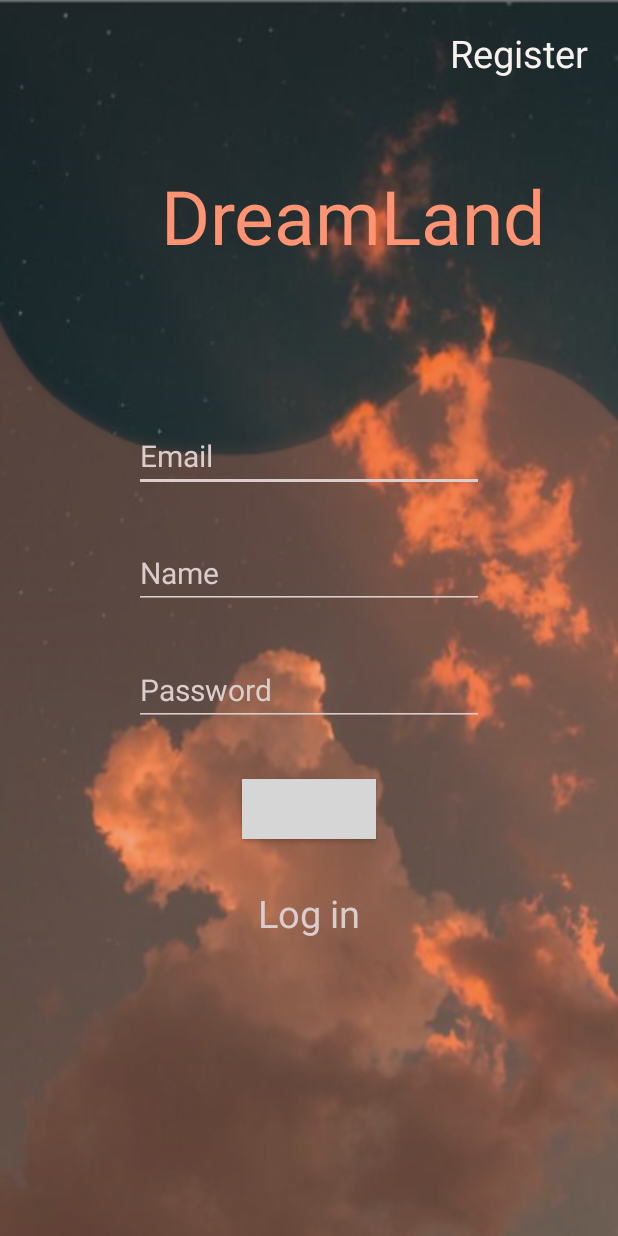
After one commit to Camille7777/Mobile-Application-Final-Project, an Android app: the layout register_page.xml on its own in the app's theme, with its tools: preview values and no code run, on a phone screen of 412 x 824 dp. The commit adds this screen. Run offline under Robolectric (Android 15) with nearby library versions, the phone set to English and light mode, and no system bars; grey boxes are pictures that could not be loaded.

Commit message:
login_register

```diff
--- /dev/null
+++ b/MobileFinalApplication/app/src/main/res/font/delius.xml
@@ -0,0 +1,4 @@
+<?xml version="1.0" encoding="utf-8"?>
+<font-family xmlns:android="http://schemas.android.com/apk/res/android">
+
+</font-family>
--- /dev/null
+++ b/MobileFinalApplication/app/src/main/res/layout/register_page.xml
@@ -0,0 +1,137 @@
+<?xml version="1.0" encoding="utf-8"?>
+<RelativeLayout xmlns:android="http://schemas.android.com/apk/res/android"
+    xmlns:app="http://schemas.android.com/apk/res-auto"
+    xmlns:tools="http://schemas.android.com/tools"
+    android:layout_width="match_parent"
+    android:layout_height="match_parent"
+    android:background="@drawable/loginbackground"
+    android:theme="@style/AppTheme"
+    tools:context=".MainActivity">
+
+    <TextView
+        android:id="@+id/RegisterPageTitle_m"
+        android:layout_width="271dp"
+        android:layout_height="59dp"
+        android:layout_marginStart="100dp"
+        android:layout_marginTop="110dp"
+        android:layout_marginEnd="36dp"
+        android:layout_marginBottom="169dp"
+        android:text="@string/dreamland"
+        android:textAlignment="center"
+        android:textColor="#FF9372"
+        android:textSize="50sp"
+        app:layout_constraintBottom_toTopOf="@+id/loginInputName_m"
+        app:layout_constraintEnd_toEndOf="parent"
+        app:layout_constraintHorizontal_bias="0.0"
+        app:layout_constraintStart_toStartOf="parent"
+        app:layout_constraintTop_toTopOf="parent" />
+
+    <TextView
+        android:id="@+id/RegisterTextUp_m"
+        android:layout_width="142dp"
+        android:layout_height="wrap_content"
+        android:layout_marginStart="300dp"
+        android:layout_marginTop="18dp"
+        android:layout_marginEnd="16dp"
+        android:layout_marginBottom="56dp"
+        android:fontFamily="@font/delius"
+        android:text="@string/register"
+        android:textColor="#F7F2F0"
+        android:textSize="25sp"
+        app:layout_constraintBottom_toTopOf="@+id/LoginPageTitle_m"
+        app:layout_constraintEnd_toEndOf="parent"
+        app:layout_constraintHorizontal_bias="0.0"
+        app:layout_constraintStart_toStartOf="parent"
+        app:layout_constraintTop_toTopOf="parent" />
+
+
+    <EditText
+        android:id="@+id/registerInputEmail_m"
+        style="@style/Widget.AppCompat.EditText"
+        android:layout_width="wrap_content"
+        android:layout_height="wrap_content"
+        android:layout_centerHorizontal="true"
+        android:layout_marginTop="280dp"
+        android:autofillHints=""
+        android:ems="10"
+        android:focusable="true"
+        android:focusableInTouchMode="true"
+        android:fontFamily="@font/delius"
+        android:hint="@string/email"
+        android:inputType="text"
+        android:singleLine="false"
+        android:textColor="#DCCDCD"
+        android:textColorHint="#DCCDCD"
+        android:textSize="20sp"
+        android:theme="@style/LoginEditText" />
+
+    <EditText
+        android:id="@+id/registerInputName_m"
+        style="@style/Widget.AppCompat.EditText"
+        android:layout_width="wrap_content"
+        android:layout_height="wrap_content"
+        android:layout_centerVertical="true"
+        android:layout_centerInParent="true"
+        android:layout_marginTop="30dp"
+        android:layout_below="@id/registerInputEmail_m"
+        android:autofillHints=""
+        android:ems="10"
+        android:focusable="true"
+        android:focusableInTouchMode="true"
+        android:fontFamily="@font/delius"
+        android:hint="@string/name"
+        android:inputType="text"
+        android:singleLine="false"
+        android:textColor="#DCCDCD"
+        android:textColorHint="#DCCDCD"
+        android:textSize="20sp"
+        android:theme="@style/LoginEditText" />
+
+    <EditText
+        android:id="@+id/loginInputPw_m"
+        android:layout_width="wrap_content"
+        android:layout_height="wrap_content"
+        android:layout_below="@id/registerInputName_m"
+        android:layout_marginTop="30dp"
+        android:layout_centerInParent="true"
+        android:autofillHints=""
+        android:ems="10"
+        android:fontFamily="@font/delius"
+        android:hint="@string/passord"
+        android:inputType="numberPassword"
+        android:textColor="#DCCDCD"
+        android:textColorHint="#DCCDCD"
+        android:textSize="20sp"
+        android:theme="@style/LoginEditText"
+        />
+
+    <Button
+        android:id="@+id/button"
+        android:layout_width="89dp"
+        android:layout_height="40dp"
+        android:layout_below="@id/loginInputPw_m"
+        android:layout_marginTop="35dp"
+        android:layout_centerInParent="true"
+        android:background="@drawable/button_shape"
+        android:fontFamily="@font/delius"
+        android:text="@string/enter"
+        android:textAllCaps="false"
+        android:textColor="#DCCDCD"
+        android:textSize="20sp"
+        />
+
+    <Button
+        android:id="@+id/registerToLogin_m"
+        android:layout_width="124dp"
+        android:layout_height="49dp"
+        android:layout_marginTop="100dp"
+        android:layout_centerInParent="true"
+        android:layout_below="@id/loginInputPw_m"
+        android:background="@android:color/transparent"
+        android:fontFamily="@font/delius"
+        android:text="@string/log_in"
+        android:textAllCaps="false"
+        android:textColor="#DCCDCD"
+        android:textSize="25sp" />
+
+</RelativeLayout>
--- a/MobileFinalApplication/app/src/main/res/values/colors.xml
+++ b/MobileFinalApplication/app/src/main/res/values/colors.xml
@@ -1,6 +1,7 @@
 <?xml version="1.0" encoding="utf-8"?>
 <resources>
-    <color name="colorPrimary">#6200EE</color>
-    <color name="colorPrimaryDark">#3700B3</color>
-    <color name="colorAccent">#03DAC5</color>
+    <color name="colorPrimary">#425066</color>
+    <color name="colorPrimaryDark">#3D3B4F</color>
+    <color name="colorAccent">#2E4E7E</color>
+    <color name="colorLoginLine">#DCCDCD</color>
 </resources>
--- a/MobileFinalApplication/app/src/main/res/values/strings.xml
+++ b/MobileFinalApplication/app/src/main/res/values/strings.xml
@@ -1,3 +1,11 @@
 <resources>
-    <string name="app_name">MobileFinalApplication</string>
+    <string name="app_name">login_register_page</string>
+    <string name="forgetPw">Forget password?</string>
+    <string name="register">Register</string>
+    <string name="enter">Enter</string>
+    <string name="passord">Password</string>
+    <string name="name">Name</string>
+    <string name="log_in">Log in</string>
+    <string name="dreamland">DreamLand</string>
+    <string name="email">Email</string>
 </resources>
--- a/MobileFinalApplication/app/src/main/res/values/styles.xml
+++ b/MobileFinalApplication/app/src/main/res/values/styles.xml
@@ -1,11 +1,16 @@
 <resources>
-
     <!-- Base application theme. -->
-    <style name="AppTheme" parent="Theme.AppCompat.Light.NoActionBar">
+    <style name="AppTheme" parent="Theme.AppCompat.Light.DarkActionBar">
         <!-- Customize your theme here. -->
         <item name="colorPrimary">@color/colorPrimary</item>
         <item name="colorPrimaryDark">@color/colorPrimaryDark</item>
         <item name="colorAccent">@color/colorAccent</item>
+        <item name="windowNoTitle">true</item>
+    </style>
+
+    <style name="LoginEditText" parent="Theme.AppCompat.Light">
+        <item name="colorControlNormal">@color/colorLoginLine</item>
+        <item name="colorControlActivated">@color/colorLoginLine</item>
     </style>
 
 </resources>
```
Also changed, not shown: MobileFinalApplication/app/src/main/res/layout/activity_main.xml (deleted, +0 -18 lines), MobileFinalApplication/app/src/main/res/layout/login_page.xml (added, +130 -0 lines), MobileFinalApplication/app/src/main/res/drawable-v24/loginbackground.png (added).
